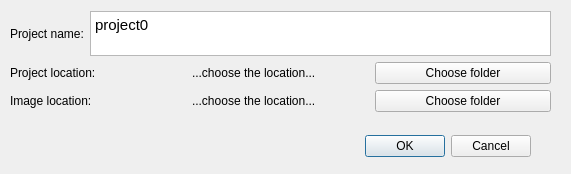
First picture: the form in ui/newproject.ui, repository lybros/appa, before the edit.
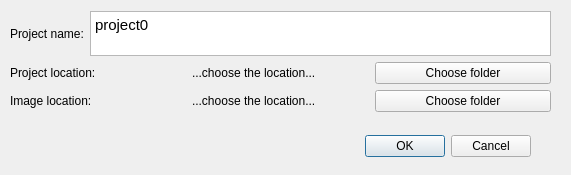
Second picture: the form after the edit.

```diff
--- a/ui/newproject.ui
+++ b/ui/newproject.ui
@@ -7,7 +7,7 @@
     <x>0</x>
     <y>0</y>
     <width>571</width>
-    <height>174</height>
+    <height>175</height>
    </rect>
   </property>
   <property name="windowTitle">
```
